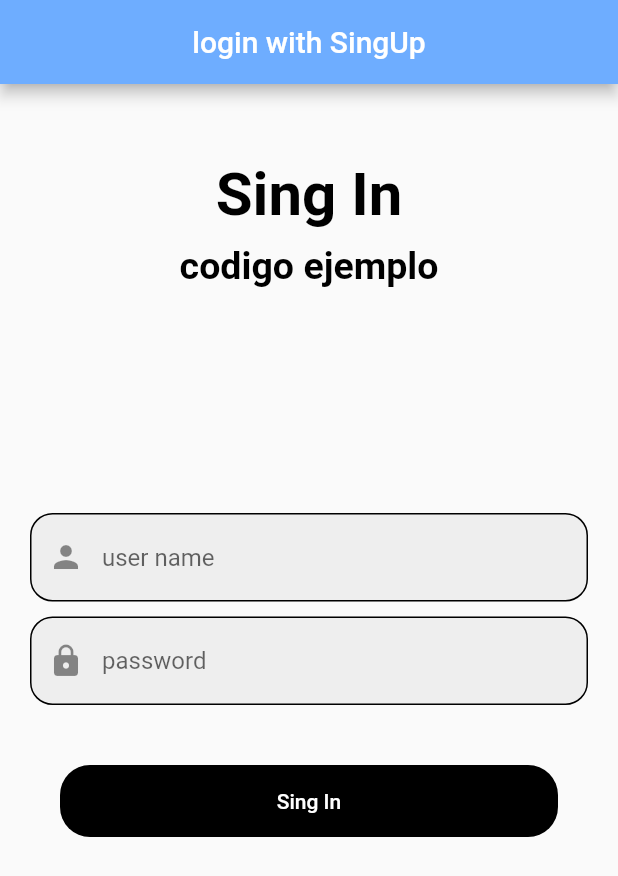
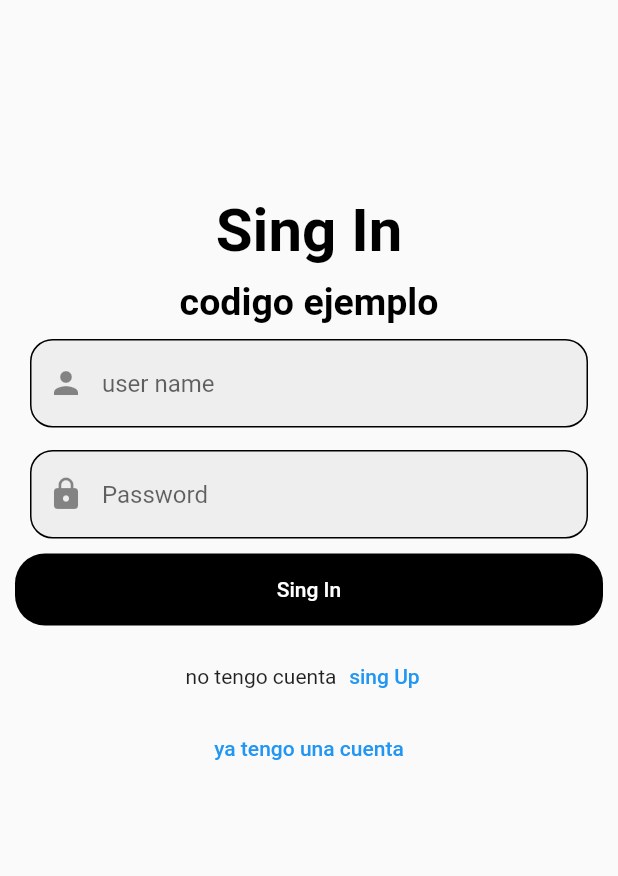
Before and after one commit to el-tiji/pope01, a Flutter app: the screen it shows after launch, on a phone screen of 412 x 824 dp. Shown: the top 876 px of the screen. Run offline on Flutter 3.47's test engine with Material 2 defaults, Android fonts, the light colour scheme and no system bars.

Commit message:
cambios 20/09/2023

```diff
--- /dev/null
+++ b/lib/gentexFormFiled.dart
@@ -0,0 +1,43 @@
+import 'package:flutter/material.dart';
+
+class GetTextFormField extends StatelessWidget {
+  TextEditingController controller;
+  String hintName;
+  IconData? icon; // Make the icon property optional
+  bool isObscureText;
+
+  GetTextFormField({
+    required this.controller,
+    required this.hintName,
+    this.icon,
+    this.isObscureText = false,
+  });
+
+  @override
+  Widget build(BuildContext context) {
+    return Container(
+      padding: EdgeInsets.symmetric(horizontal: 20.0),
+      margin: EdgeInsets.only(top: 10.0),
+      child: TextFormField(
+        controller: controller,
+        obscureText: isObscureText,
+        decoration: InputDecoration(
+          enabledBorder: OutlineInputBorder(
+            borderRadius: BorderRadius.all(Radius.circular(15.0)),
+            borderSide: BorderSide(color: Colors.black),
+          ),
+          focusedBorder: OutlineInputBorder(
+            borderRadius: BorderRadius.all(Radius.circular(15.0)),
+            borderSide: BorderSide(color: Colors.black),
+          ),
+          prefixIcon: icon != null
+              ? Icon(icon)
+              : null, // Check if the icon property is not null before using it
+          hintText: hintName,
+          fillColor: Colors.grey[200],
+          filled: true,
+        ),
+      ),
+    );
+  }
+}
--- a/lib/pages/login.dart
+++ b/lib/pages/login.dart
@@ -1,15 +1,14 @@
 import 'package:flutter/material.dart';
+import 'package:pope01/GentexFormFiled.dart';
+import 'package:pope01/pages/SingUp.dart';
 
 class loginPage extends StatelessWidget {
-  const loginPage({super.key});
+  final _conUserId = TextEditingController();
+  final _conPassword = TextEditingController();
 
   @override
   Widget build(BuildContext context) {
     return Scaffold(
-      appBar: AppBar(
-        backgroundColor: Color.fromARGB(255, 110, 173, 255),
-        title: Center(child: Text('login with SingUp')),
-      ),
       body: SingleChildScrollView(
         scrollDirection: Axis.vertical,
         child: Container(
@@ -17,7 +16,7 @@ class loginPage extends StatelessWidget {
             child: Column(
               mainAxisAlignment: MainAxisAlignment.center,
               children: [
-                SizedBox(height: 50.0),
+                SizedBox(height: 130.0),
                 Text(
                   'Sing In',
                   style: TextStyle(
@@ -35,65 +34,66 @@ class loginPage extends StatelessWidget {
                       color: Colors.black,
                       fontSize: 25.0),
                 ),
-//user name----------------------------------------------
+//metodo usuario
+                GetTextFormField(
+                    controller: _conUserId,
+                    icon: Icons.person,
+                    hintName: 'user name'),
+                SizedBox(
+                  height: 5.0,
+                ),
+//metodo contraseña
+                GetTextFormField(
+                  controller: _conPassword,
+                  icon: Icons.lock,
+                  hintName: 'Password ',
+                  isObscureText: true,
+                ),
+
+//boton Sing In-------------------------------------------
                 Container(
-                  padding: EdgeInsets.symmetric(horizontal: 20.0),
-                  margin: EdgeInsets.only(top: 150.0),
-                  child: TextFormField(
-                    decoration: InputDecoration(
-                      enabledBorder: OutlineInputBorder(
-                        borderRadius: BorderRadius.all(Radius.circular(15.0)),
-                        borderSide: BorderSide(color: Colors.black),
-                      ),
-                      focusedBorder: OutlineInputBorder(
-                        borderRadius: BorderRadius.all(Radius.circular(15.0)),
-                        borderSide: BorderSide(color: Colors.black),
-                      ),
-                      prefixIcon: Icon(Icons.person),
-                      hintText: 'user name',
-                      fillColor: Colors.grey[200],
-                      filled: true,
-                    ),
-                  ),
-                ),
-//password----------------------------------------------
-                Container(
-                  padding: EdgeInsets.symmetric(horizontal: 20.0),
-                  margin: EdgeInsets.only(top: 10.0),
-                  child: TextFormField(
-                    obscureText: true,
-                    decoration: InputDecoration(
-                      enabledBorder: OutlineInputBorder(
-                        borderRadius: BorderRadius.all(Radius.circular(15.0)),
-                        borderSide: BorderSide(color: Colors.black),
-                      ),
-                      focusedBorder: OutlineInputBorder(
-                        borderRadius: BorderRadius.all(Radius.circular(15.0)),
-                        borderSide: BorderSide(color: Colors.black),
-                      ),
-                      prefixIcon: Icon(Icons.lock),
-                      hintText: 'password',
-                      fillColor: Colors.grey[200],
-                      filled: true,
-                    ),
-                  ),
-                ),
-//boton Sing In
-                Container(
-                  margin: EdgeInsets.all(40.0),
+                  margin: EdgeInsets.all(10.0),
                   width: double.infinity,
                   child: TextButton(
                     child: Text(
                       'Sing In',
                       style: TextStyle(color: Colors.white),
-                      ),
-                      onPressed: () {},
+                    ),
+                    onPressed: () {},
                   ),
                   decoration: BoxDecoration(
                     color: Colors.black,
                     borderRadius: BorderRadius.circular(20.0),
                   ),
+                ),
+//Sing up----------------------------------------------
+                Container(
+                  child: Row(
+                    mainAxisAlignment: MainAxisAlignment.center,
+                    children: [
+                      Text('no tengo cuenta'),
+                      TextButton(
+                        child: Text('sing Up'),
+                        onPressed: () {
+                          Navigator.push(context,
+                              MaterialPageRoute(builder: (_) => SingUp()));
+                        },
+                      )
+                    ],
                   ),
+                ),
+//olvide mi contraseña----------------------------------
+                Container(
+                  child: Row(
+                    mainAxisAlignment: MainAxisAlignment.center,
+                    children: [
+                      TextButton(
+                        child: Text('ya tengo una cuenta'),
+                        onPressed: () {},
+                      )
+                    ],
+                  ),
+                )
               ],
             ),
           ),
```
Also changed, not shown: lib/pages/SingUp.dart (added, +110 -0 lines).
